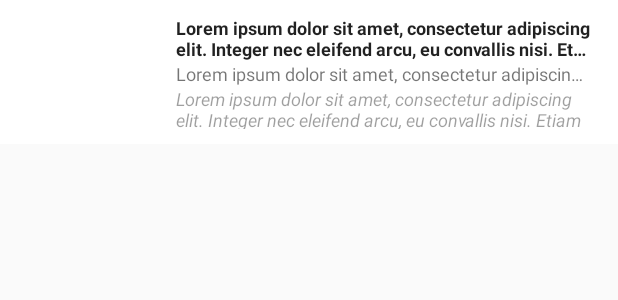
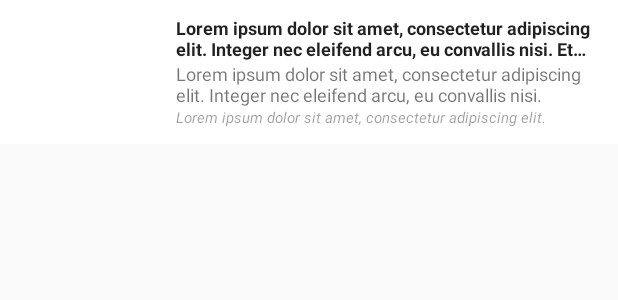
Before and after one commit to skptl/ViacomPT, an Android app: the layout vine_cell.xml on its own in the app's theme, with its tools: preview values and no code run, on a phone screen of 412 x 824 dp. Shown: the top 300 px of the screen. Run offline under Robolectric (Android 15) with nearby library versions, the phone set to English and light mode, and no system bars.

```diff
--- a/app/src/main/java/com/viacom/viacompt/util/JsonUtils.java
+++ b/app/src/main/java/com/viacom/viacompt/util/JsonUtils.java
@@ -3,7 +3,7 @@ package com.viacom.viacompt.util;
 import com.google.gson.Gson;
 import com.viacom.viacompt.models.ApiResponse;
 
-import static com.viacom.viacompt.util.LogUtils.makeLogTag;
+import static com.viacom.viacompt.util.LogUtils.*;
 
 /**
  * Created by Shilpan Patel on 2/2/15.
@@ -15,6 +15,7 @@ public class JsonUtils {
     public static ApiResponse parseJsonToApiResponse(String json) {
         Gson gson = new Gson();
         ApiResponse apiResponse = gson.fromJson(json, ApiResponse.class);
+        LOGD(TAG, "Success : " + apiResponse.getSuccess());
         return apiResponse;
     }
 }
--- a/app/src/main/java/com/viacom/viacompt/util/NetworkUtils.java
+++ b/app/src/main/java/com/viacom/viacompt/util/NetworkUtils.java
@@ -57,7 +57,6 @@ public class NetworkUtils {
                 LOGE(TAG, "Request for manifest returned empty data.");
                 throw new IOException("Error fetching conference data manifest: no data.");
             }
-            LOGD(TAG, "contents: " + body);
             return body;
         } else if (status == HttpURLConnection.HTTP_NOT_MODIFIED) {
             // data on the server is not newer than our data
--- a/app/src/main/res/layout/vine_cell.xml
+++ b/app/src/main/res/layout/vine_cell.xml
@@ -28,7 +28,7 @@
             android:id="@+id/title"
             android:layout_width="wrap_content"
             android:layout_height="wrap_content"
-            android:textSize="@dimen/text_size_small"
+            android:textSize="@dimen/text_size_xsmall"
             android:maxLines="2"
             android:ellipsize="end"
             android:textStyle="@integer/font_textStyle_medium"
@@ -40,9 +40,9 @@
             android:id="@+id/details"
             android:layout_width="wrap_content"
             android:layout_height="wrap_content"
-            android:textSize="@dimen/text_size_small"
-            android:maxLines="1"
-            android:ellipsize="end"
+            android:textSize="@dimen/text_size_xsmall"
+            android:maxLines="2"
+            android:ellipsize="marquee"
             android:text="@string/placeholder_lorem_ipsum"
             android:textColor="@color/body_text_2" />
 
@@ -51,8 +51,8 @@
             android:layout_width="wrap_content"
             android:layout_height="wrap_content"
             android:textSize="@dimen/text_size_small"
-            android:maxLines="3"
-            android:ellipsize="end"
+            android:maxLines="2"
+            android:ellipsize="marquee"
             android:textStyle="italic"
             android:text="@string/placeholder_lorem_ipsum"
             android:textColor="@color/body_text_3" />
--- a/app/src/main/res/values/dimens.xml
+++ b/app/src/main/res/values/dimens.xml
@@ -3,8 +3,8 @@
     <!-- body content -->
     <dimen name="element_spacing_normal">8dp</dimen>
     <dimen name="content_padding_normal">16dp</dimen>
-    <dimen name="text_size_xsmall">11sp</dimen>
-    <dimen name="text_size_small">12sp</dimen>
+    <dimen name="text_size_xsmall">12sp</dimen>
+    <dimen name="text_size_small">10sp</dimen>
     <dimen name="text_size_medium">14sp</dimen>
     <dimen name="text_size_large">18sp</dimen>
     <dimen name="text_size_xlarge">20sp</dimen>
--- a/app/src/main/res/values/strings.xml
+++ b/app/src/main/res/values/strings.xml
@@ -1,8 +1,7 @@
 <?xml version="1.0" encoding="utf-8"?>
 <resources>
 
-    <string name="app_name">ViacomPT</string>
-    <string name="hello_world">Hello world!</string>
+    <string name="app_name">Viacom Prototype</string>
     <string name="action_settings">Settings</string>
     <string name="placeholder_lorem_ipsum">Lorem ipsum dolor sit amet, consectetur adipiscing elit. Integer nec eleifend arcu, eu convallis nisi. Etiam bibendum, tellus nec ultricies suscipit, metus justo fringilla urna, non mollis tortor libero non enim. Mauris sit amet venenatis risus, at ullamcorper ligula. Maecenas adipiscing non odio ut hendrerit. Phasellus pharetra id sapien laoreet sagittis. Etiam mattis bibendum elit. Vestibulum rutrum a libero eget facilisis. Duis tempor quam velit, at viverra tellus faucibus ut. Mauris venenatis odio sed lorem dignissim, vitae tristique arcu sagittis.</string>
     <string name="no_connection">No active network connection found.</string>
```
Also changed, not shown: app/src/main/java/com/viacom/viacompt/ViacomMain.java (+10 -9 lines), app/src/main/java/com/viacom/viacompt/ui/VineListAdapter.java (+9 -9 lines).
